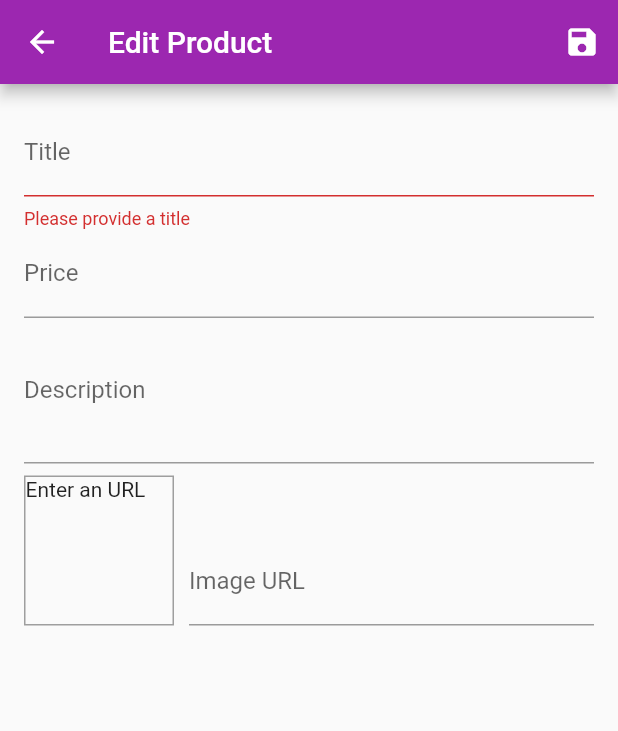
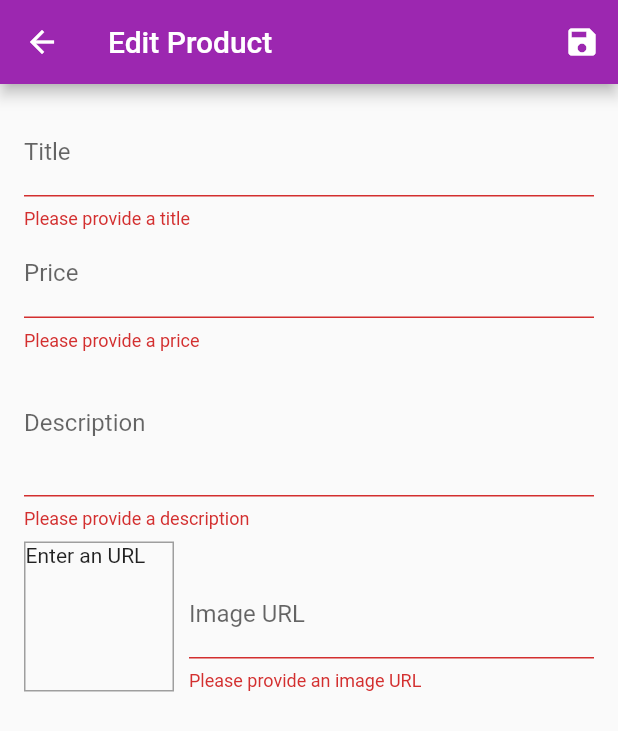
Before and after one commit to Amorem/FlutterShop, a Flutter app: the EditProductScreen screen opened by its route, after a tap on the "save" icon, on a phone screen of 412 x 824 dp. Shown: the top 731 px of the screen. Run offline on Flutter 3.47's test engine with Material 2 defaults, Android fonts, the phone set to English and light mode, and no system bars; network calls fail.

Commit message:
Basic url validation

```diff
--- a/lib/screens/edit_product_screen.dart
+++ b/lib/screens/edit_product_screen.dart
@@ -104,6 +104,18 @@ class _EditProductScreenState extends State<EditProductScreen> {
                       id: null,
                       imageUrl: _editedProduct.imageUrl);
                 },
+                validator: (value) {
+                  if (value.isEmpty) {
+                    return 'Please provide a price';
+                  }
+                  if (double.tryParse(value) == null) {
+                    return 'Please enter a valid number';
+                  }
+                  if (double.parse(value) <= 0) {
+                    return 'Please enter a price greater than zero';
+                  }
+                  return null;
+                },
               ),
               TextFormField(
                 decoration: InputDecoration(labelText: 'Description'),
@@ -117,6 +129,15 @@ class _EditProductScreenState extends State<EditProductScreen> {
                       description: value,
                       id: null,
                       imageUrl: _editedProduct.imageUrl);
+                },
+                validator: (value) {
+                  if (value.isEmpty) {
+                    return 'Please provide a description';
+                  }
+                  if (value.length < 10) {
+                    return 'Description must be longer than 10 caracters';
+                  }
+                  return null;
                 },
               ),
               Row(
@@ -154,6 +175,19 @@ class _EditProductScreenState extends State<EditProductScreen> {
                             id: null,
                             imageUrl: value);
                       },
+                      validator: (value) {
+                        if (value.isEmpty) {
+                          return 'Please provide an image URL';
+                        }
+                        if (!value.startsWith('http') &&
+                            !value.startsWith('https')) {
+                          return 'Please enter a valid url';
+                        }
+                        if (!value.endsWith('.png') && !value.endsWith('jpg')) {
+                          return 'Image format not supported';
+                        }
+                        return null;
+                      },
                     ),
                   ),
                 ],
```
